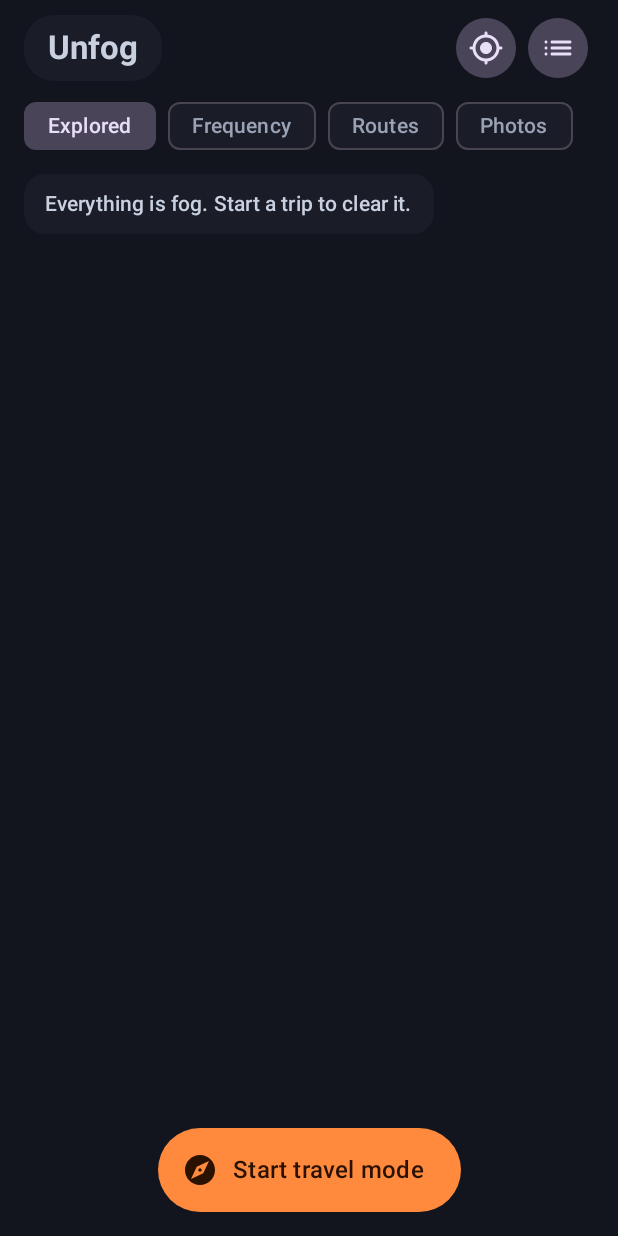
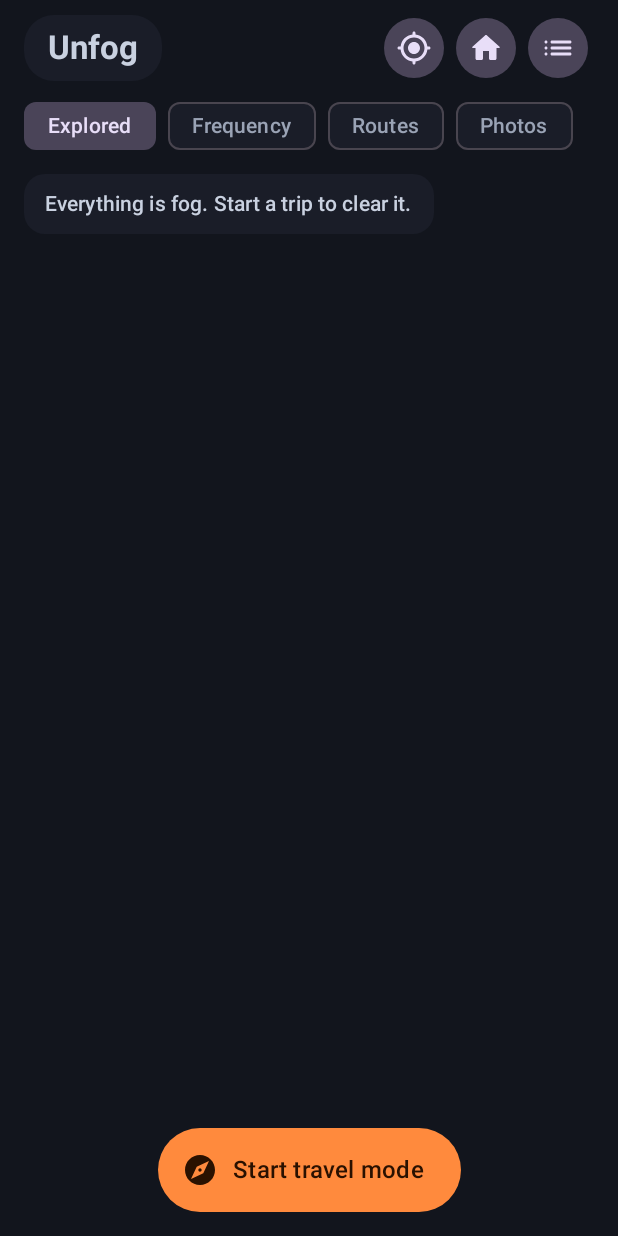
Before and after one commit to MJTheGreat3/Unfog, an Android app built with Jetpack Compose: the screen it shows after launch (MainActivity), on a phone screen of 412 x 824 dp. Run offline under Robolectric (Android 15) with nearby library versions, the light colour scheme and no system bars; libraries missing offline, so code that uses them is left out: org.maplibre.android, org.maplibre.geojson; 7 statements that could not run were skipped.

Commit message:
Add home spot settings and map marker

```diff
--- a/app/src/main/java/com/matt/unfog/ui/HomeScreen.kt
+++ b/app/src/main/java/com/matt/unfog/ui/HomeScreen.kt
@@ -26,6 +26,7 @@ import androidx.compose.foundation.shape.RoundedCornerShape
 import androidx.compose.material.icons.Icons
 import androidx.compose.material.icons.automirrored.rounded.List
 import androidx.compose.material.icons.rounded.Explore
+import androidx.compose.material.icons.rounded.Home
 import androidx.compose.material.icons.rounded.MyLocation
 import androidx.compose.material.icons.rounded.Stop
 import androidx.compose.material3.Button
@@ -34,6 +35,8 @@ import androidx.compose.material3.FilledTonalIconButton
 import androidx.compose.material3.FilterChip
 import androidx.compose.material3.FilterChipDefaults
 import androidx.compose.material3.Icon
+import androidx.compose.material3.LocalContentColor
+import androidx.compose.material3.TextButton
 import androidx.compose.material3.MaterialTheme
 import androidx.compose.material3.Surface
 import androidx.compose.material3.Text
@@ -54,7 +57,9 @@ import androidx.compose.ui.text.font.FontWeight
 import androidx.compose.ui.unit.dp
 import androidx.lifecycle.compose.collectAsStateWithLifecycle
 import androidx.lifecycle.viewmodel.compose.viewModel
+import com.matt.unfog.data.HomeSpot
 import com.matt.unfog.data.Trip
+import com.matt.unfog.homeSpot
 import com.matt.unfog.geo.TransportMode
 import com.matt.unfog.photos.PhotoImporter
 import com.matt.unfog.tracking.TravelMode
@@ -77,6 +82,10 @@ fun HomeScreen(
     val tripCount by vm.tripCount.collectAsStateWithLifecycle()
     var mode by rememberSaveable { mutableStateOf(MapMode.Explored) }
     var fitted by remember { mutableStateOf(false) }
+    val home by context.homeSpot.spot.collectAsStateWithLifecycle()
+    var homeDialog by remember { mutableStateOf(false) }
+    var pickingHome by remember { mutableStateOf(false) }
+    val picking by rememberUpdatedState(pickingHome)
     val currentMode by rememberUpdatedState(mode)
     val openTrip by rememberUpdatedState(onOpenTrip)
     var locationGranted by remember { mutableStateOf(TravelMode.hasLocationPermission(context)) }
@@ -119,6 +128,17 @@ fun HomeScreen(
     Box(Modifier.fillMaxSize()) {
         val handle = rememberMap(Modifier.fillMaxSize()) { h ->
             h.map.addOnMapClickListener { latLng ->
+                if (picking) {
+                    val existing = context.homeSpot.spot.value
+                    saveHomeSpot(
+                        context,
+                        existing?.copy(lat = latLng.latitude, lng = latLng.longitude)
+                            ?: HomeSpot(latLng.latitude, latLng.longitude),
+                    )
+                    pickingHome = false
+                    homeDialog = true
+                    return@addOnMapClickListener true
+                }
                 if (currentMode != MapMode.Photos) return@addOnMapClickListener false
                 val pt = h.map.projection.toScreenLocation(latLng)
                 val hits = h.map.queryRenderedFeatures(
@@ -162,6 +182,10 @@ fun HomeScreen(
                     }
                 }
             }
+            LaunchedEffect(handle, home) {
+                MapLayers.set(handle.style, MapLayers.HOME, MapData.home(home))
+                MapLayers.show(handle.style, MapLayers.HOME, home != null)
+            }
             LaunchedEffect(handle, mode) {
                 MapLayers.show(handle.style, MapLayers.HEX_FINE, mode == MapMode.Frequency)
                 MapLayers.show(handle.style, MapLayers.HEX_COARSE, mode == MapMode.Frequency)
@@ -197,6 +221,10 @@ fun HomeScreen(
                         handle.map.animateCamera(CameraUpdateFactory.newLatLngZoom(it, 14.0))
                     }
                 }) { Icon(Icons.Rounded.MyLocation, "My location") }
+                FilledTonalIconButton(onClick = { homeDialog = true }) {
+                    Icon(Icons.Rounded.Home, "Home spot",
+                        tint = if (home != null) Color(0xFF2EAA6E) else LocalContentColor.current)
+                }
                 FilledTonalIconButton(onClick = onOpenTrips) {
                     Icon(Icons.AutoMirrored.Rounded.List, "Trips")
                 }
@@ -217,7 +245,22 @@ fun HomeScreen(
                 }
             }
             Spacer(Modifier.height(8.dp))
-            ModeInfo(mode, state, tripCount)
+            if (pickingHome) {
+                Surface(
+                    shape = RoundedCornerShape(14.dp),
+                    color = Color(0xFF2EAA6E),
+                    contentColor = Color.White,
+                ) {
+                    Row(Modifier.padding(start = 14.dp, end = 4.dp), verticalAlignment = Alignment.CenterVertically) {
+                        Text("Tap the map where home is", style = MaterialTheme.typography.titleSmall)
+                        TextButton(onClick = { pickingHome = false; homeDialog = true }) {
+                            Text("Cancel", color = Color.White)
+                        }
+                    }
+                }
+            } else {
+                ModeInfo(mode, state, tripCount)
+            }
         }
 
         Box(
@@ -229,6 +272,13 @@ fun HomeScreen(
             TravelCard(active, running, onStart = ::startTravel, onStop = { TravelMode.stop(context) },
                 onOpen = { active?.let { onOpenTrip(it.id) } })
         }
+    }
+
+    if (homeDialog) {
+        HomeSpotDialog(
+            onDismiss = { homeDialog = false },
+            onPickOnMap = { homeDialog = false; pickingHome = true },
+        )
     }
 }
 
--- a/app/src/main/java/com/matt/unfog/ui/MapData.kt
+++ b/app/src/main/java/com/matt/unfog/ui/MapData.kt
@@ -1,5 +1,6 @@
 package com.matt.unfog.ui
 
+import com.matt.unfog.data.HomeSpot
 import com.matt.unfog.data.TrackPoint
 import com.matt.unfog.data.TripPhoto
 import com.matt.unfog.geo.Geo
@@ -123,6 +124,21 @@ object MapData {
         return FeatureCollection.fromFeatures(features)
     }
 
+    /** The home spot as a filled circle plus a centre point. Empty when there is no home. */
+    fun home(spot: HomeSpot?): FeatureCollection {
+        if (spot == null) return FeatureCollection.fromFeatures(emptyList())
+        val dLat = Math.toDegrees(spot.radiusM / 6_371_008.8)
+        val dLng = dLat / kotlin.math.cos(Math.toRadians(spot.lat))
+        val ring = (0..64).map { i ->
+            val a = 2 * Math.PI * i / 64
+            Point.fromLngLat(spot.lng + dLng * kotlin.math.cos(a), spot.lat + dLat * kotlin.math.sin(a))
+        }
+        return FeatureCollection.fromFeatures(listOf(
+            Feature.fromGeometry(Polygon.fromLngLats(listOf(ring))),
+            Feature.fromGeometry(Point.fromLngLat(spot.lng, spot.lat)),
+        ))
+    }
+
     /** A continuous stretch of track, with its bounding box for cheap culling. */
     class FogPath(
         val points: List<LatLng>,
```
Also changed, not shown: app/src/main/java/com/matt/unfog/ui/HomeSpotDialog.kt (added, +169 -0 lines), app/src/main/java/com/matt/unfog/ui/MapLayers.kt (+21 -1 lines).
